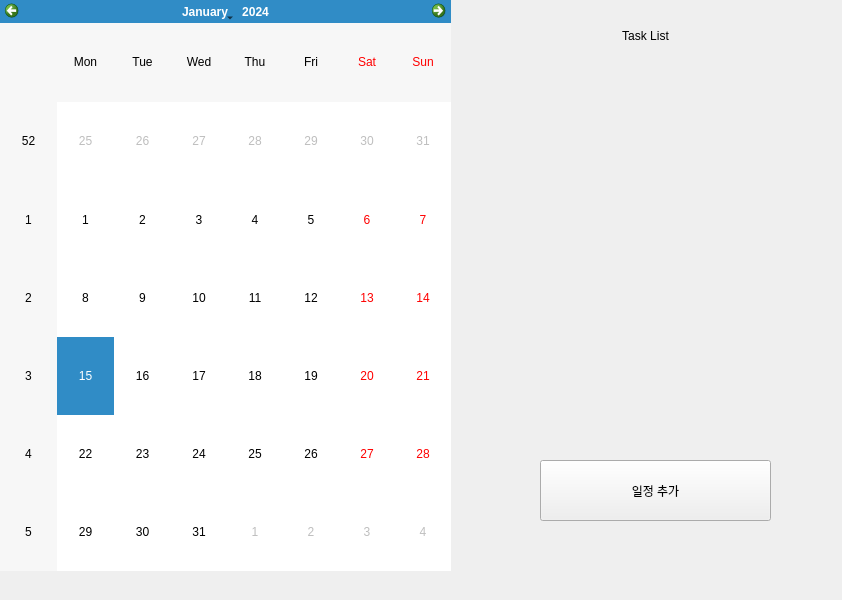
Before: the Qt Designer form _uiFiles/main.ui in Non-duality/-, drawn with Qt 5.
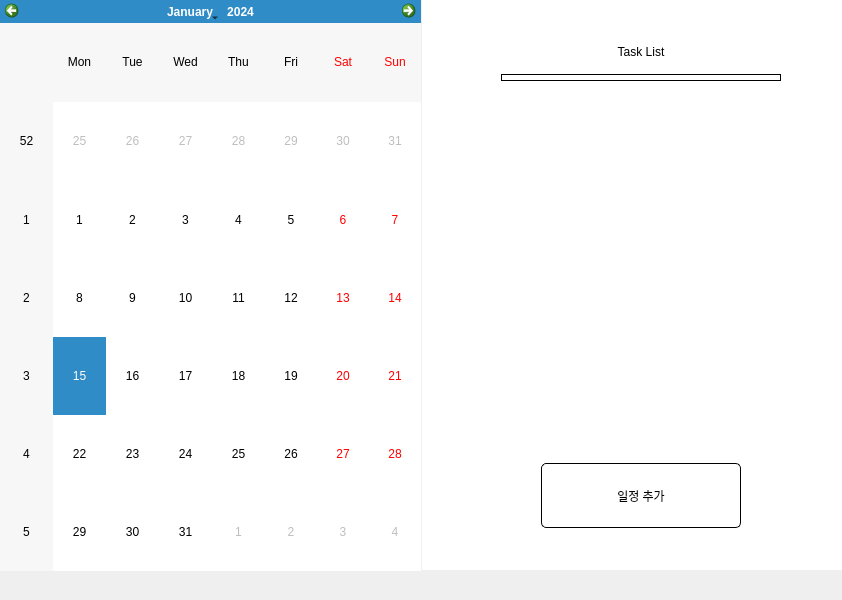
After: the same form once the commit is applied.

Commit message: [Add] - [달력 UI 수정, 데이터 타입 변환(미완성)]

The edit to the form file:
```diff
--- a/_uiFiles/main.ui
+++ b/_uiFiles/main.ui
@@ -10,93 +10,264 @@
     <height>600</height>
    </rect>
   </property>
+  <property name="maximumSize">
+   <size>
+    <width>842</width>
+    <height>600</height>
+   </size>
+  </property>
   <property name="windowTitle">
    <string>MainWindow</string>
   </property>
+  <property name="styleSheet">
+   <string notr="true"/>
+  </property>
   <widget class="QWidget" name="centralwidget">
-   <widget class="QCalendarWidget" name="calendarWidget">
+   <widget class="QWidget" name="gridLayoutWidget">
     <property name="geometry">
      <rect>
       <x>0</x>
       <y>0</y>
-      <width>451</width>
+      <width>421</width>
       <height>571</height>
      </rect>
     </property>
+    <layout class="QGridLayout" name="gridLayout">
+     <property name="spacing">
+      <number>0</number>
+     </property>
+     <item row="0" column="0">
+      <widget class="QCalendarWidget" name="calendarWidget">
+       <property name="styleSheet">
+        <string notr="true"/>
+       </property>
+      </widget>
+     </item>
+    </layout>
    </widget>
-   <widget class="QPushButton" name="pushButton">
+   <widget class="QFrame" name="gridFrame_2">
     <property name="geometry">
      <rect>
-      <x>540</x>
-      <y>460</y>
-      <width>231</width>
-      <height>61</height>
+      <x>422</x>
+      <y>0</y>
+      <width>420</width>
+      <height>570</height>
      </rect>
     </property>
-    <property name="styleSheet">
-     <string notr="true">font: 75 10pt &quot;나눔스퀘어 Bold&quot;;</string>
+    <property name="minimumSize">
+     <size>
+      <width>420</width>
+      <height>570</height>
+     </size>
     </property>
-    <property name="text">
-     <string>일정 추가</string>
+    <property name="maximumSize">
+     <size>
+      <width>420</width>
+      <height>570</height>
+     </size>
     </property>
-   </widget>
-   <widget class="QLabel" name="title_label">
-    <property name="geometry">
-     <rect>
-      <x>470</x>
-      <y>10</y>
-      <width>351</width>
-      <height>51</height>
-     </rect>
+    <property name="contextMenuPolicy">
+     <enum>Qt::DefaultContextMenu</enum>
     </property>
     <property name="styleSheet">
-     <string notr="true">font: 81 15pt &quot;나눔스퀘어 ExtraBold&quot;;
+     <string notr="true">background-color: rgb(255, 255, 255);</string>
+    </property>
+    <layout class="QGridLayout" name="gridLayout_2">
+     <item row="0" column="0">
+      <spacer name="verticalSpacer_2">
+       <property name="orientation">
+        <enum>Qt::Vertical</enum>
+       </property>
+       <property name="sizeType">
+        <enum>QSizePolicy::Maximum</enum>
+       </property>
+       <property name="sizeHint" stdset="0">
+        <size>
+         <width>420</width>
+         <height>0</height>
+        </size>
+       </property>
+      </spacer>
+     </item>
+     <item row="7" column="0">
+      <spacer name="verticalSpacer">
+       <property name="orientation">
+        <enum>Qt::Vertical</enum>
+       </property>
+       <property name="sizeType">
+        <enum>QSizePolicy::Maximum</enum>
+       </property>
+       <property name="sizeHint" stdset="0">
+        <size>
+         <width>420</width>
+         <height>20</height>
+        </size>
+       </property>
+      </spacer>
+     </item>
+     <item row="1" column="0">
+      <widget class="QLabel" name="title_label">
+       <property name="minimumSize">
+        <size>
+         <width>420</width>
+         <height>50</height>
+        </size>
+       </property>
+       <property name="maximumSize">
+        <size>
+         <width>420</width>
+         <height>50</height>
+        </size>
+       </property>
+       <property name="styleSheet">
+        <string notr="true">font: 81 15pt &quot;나눔스퀘어 ExtraBold&quot;;
 </string>
-    </property>
-    <property name="text">
-     <string>Task List</string>
-    </property>
-    <property name="alignment">
-     <set>Qt::AlignCenter</set>
-    </property>
-   </widget>
-   <widget class="QLabel" name="time_label">
-    <property name="geometry">
-     <rect>
-      <x>470</x>
-      <y>70</y>
-      <width>351</width>
-      <height>51</height>
-     </rect>
-    </property>
-    <property name="styleSheet">
-     <string notr="true">font: 75 9pt &quot;나눔바른펜&quot;;</string>
-    </property>
-    <property name="text">
-     <string/>
-    </property>
-    <property name="alignment">
-     <set>Qt::AlignCenter</set>
-    </property>
-   </widget>
-   <widget class="QLabel" name="task_label">
-    <property name="geometry">
-     <rect>
-      <x>470</x>
-      <y>130</y>
-      <width>351</width>
-      <height>311</height>
-     </rect>
-    </property>
-    <property name="layoutDirection">
-     <enum>Qt::LeftToRight</enum>
-    </property>
-    <property name="text">
-     <string/>
-    </property>
-    <property name="alignment">
-     <set>Qt::AlignCenter</set>
-    </property>
+       </property>
+       <property name="frameShadow">
+        <enum>QFrame::Plain</enum>
+       </property>
+       <property name="text">
+        <string>Task List</string>
+       </property>
+       <property name="alignment">
+        <set>Qt::AlignBottom|Qt::AlignHCenter</set>
+       </property>
+      </widget>
+     </item>
+     <item row="4" column="0">
+      <widget class="QLabel" name="task_label">
+       <property name="layoutDirection">
+        <enum>Qt::LeftToRight</enum>
+       </property>
+       <property name="text">
+        <string/>
+       </property>
+       <property name="alignment">
+        <set>Qt::AlignCenter</set>
+       </property>
+      </widget>
+     </item>
+     <item row="5" column="0">
+      <widget class="QFrame" name="horizontalFrame">
+       <property name="minimumSize">
+        <size>
+         <width>420</width>
+         <height>90</height>
+        </size>
+       </property>
+       <property name="maximumSize">
+        <size>
+         <width>420</width>
+         <height>90</height>
+        </size>
+       </property>
+       <property name="styleSheet">
+        <string notr="true">background-color: rgb(255, 255, 255);</string>
+       </property>
+       <layout class="QHBoxLayout" name="horizontalLayout">
+        <item>
+         <widget class="QPushButton" name="pushButton">
+          <property name="minimumSize">
+           <size>
+            <width>200</width>
+            <height>65</height>
+           </size>
+          </property>
+          <property name="maximumSize">
+           <size>
+            <width>200</width>
+            <height>65</height>
+           </size>
+          </property>
+          <property name="styleSheet">
+           <string notr="true">font: 75 10pt &quot;나눔스퀘어 Bold&quot;;
+background-color: rgb(255, 255, 255);
+border-radius: 5px;
+border-style: solid;
+border-width: 1px;
+border-color: rgb(0, 0, 0);</string>
+          </property>
+          <property name="text">
+           <string>일정 추가</string>
+          </property>
+         </widget>
+        </item>
+       </layout>
+      </widget>
+     </item>
+     <item row="3" column="0">
+      <widget class="QLabel" name="time_label">
+       <property name="minimumSize">
+        <size>
+         <width>420</width>
+         <height>30</height>
+        </size>
+       </property>
+       <property name="maximumSize">
+        <size>
+         <width>420</width>
+         <height>30</height>
+        </size>
+       </property>
+       <property name="styleSheet">
+        <string notr="true">font: 75 9pt &quot;나눔바른펜&quot;;</string>
+       </property>
+       <property name="text">
+        <string/>
+       </property>
+       <property name="alignment">
+        <set>Qt::AlignCenter</set>
+       </property>
+      </widget>
+     </item>
+     <item row="2" column="0">
+      <widget class="QFrame" name="horizontalFrame_2">
+       <property name="minimumSize">
+        <size>
+         <width>420</width>
+         <height>15</height>
+        </size>
+       </property>
+       <property name="maximumSize">
+        <size>
+         <width>420</width>
+         <height>20</height>
+        </size>
+       </property>
+       <property name="styleSheet">
+        <string notr="true">background-color: rgb(255, 255, 255);</string>
+       </property>
+       <layout class="QHBoxLayout" name="horizontalLayout_2">
+        <item>
+         <widget class="QLabel" name="color_line">
+          <property name="minimumSize">
+           <size>
+            <width>280</width>
+            <height>7</height>
+           </size>
+          </property>
+          <property name="maximumSize">
+           <size>
+            <width>280</width>
+            <height>7</height>
+           </size>
+          </property>
+          <property name="styleSheet">
+           <string notr="true">background-color: rgb(255, 255, 255);
+border-radius: 5px;
+border-style: solid;
+border-width: 1px;
+border-color: rgb(0, 0, 0);</string>
+          </property>
+          <property name="text">
+           <string/>
+          </property>
+         </widget>
+        </item>
+       </layout>
+      </widget>
+     </item>
+    </layout>
    </widget>
   </widget>
   <widget class="QMenuBar" name="menubar">
```
The commit also changes 5 other files.
